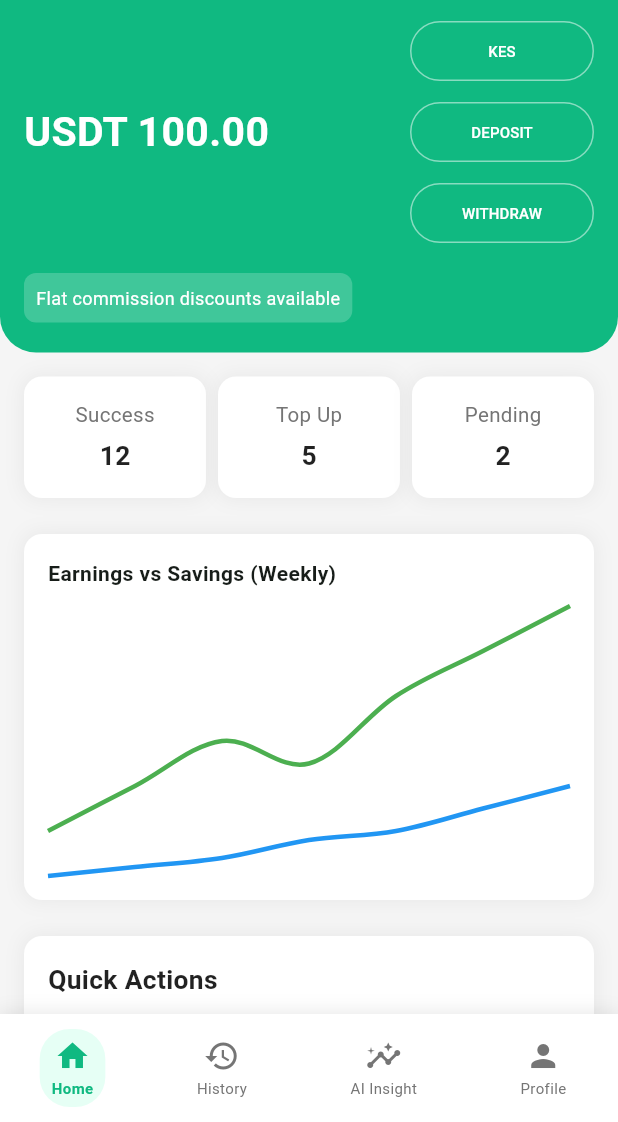
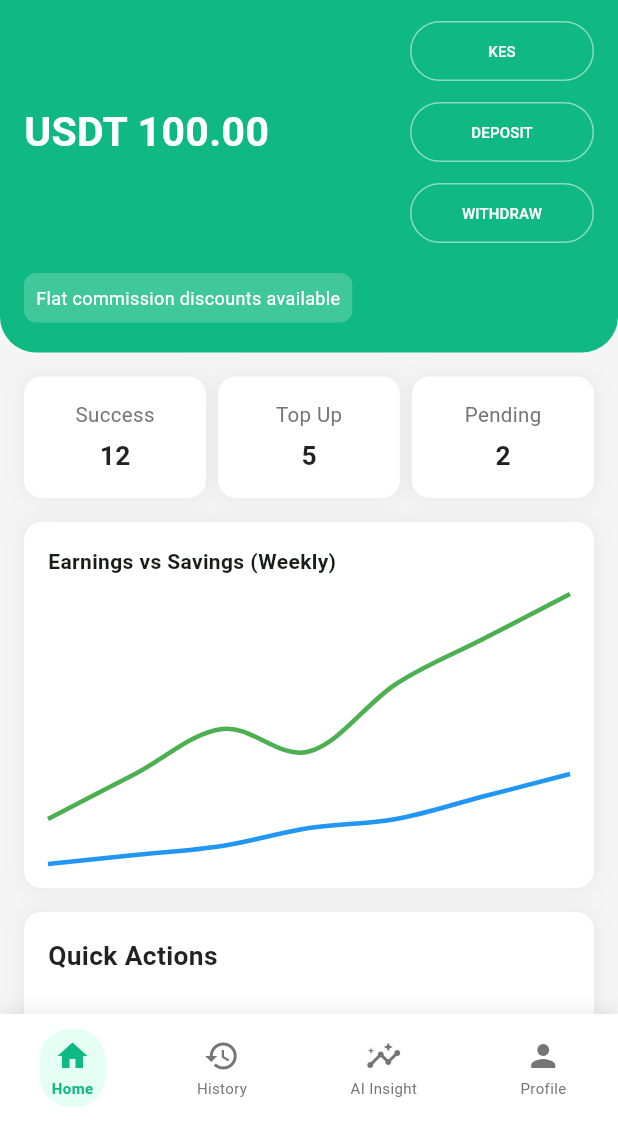
Before and after one commit to Veranzi/Jasho, a Flutter app: the DashBoardScreen screen opened by its route, after a tap on "USDT", on a phone screen of 412 x 824 dp, the part 114-1236 px from its top. Run offline on Flutter 3.47's test engine with Material 3 defaults, Android fonts, the phone set to English and light mode, and no system bars; drawn by our look-alikes of fl_chart; our stand-ins replace flutter_screenutil, intl_phone_field, printing, responsive_framework, shared_preferences; accounts and stored records are empty.

Commit message:
Refactor: Implement responsive dashboard and profile drawer layouts
Co-authored-by: leparitours <leparitours@gmail.com>

```diff
--- a/jashoo/lib/screens/dashboard/dashboard_screen.dart
+++ b/jashoo/lib/screens/dashboard/dashboard_screen.dart
@@ -82,21 +82,71 @@ class _DashBoardScreenState extends State<DashBoardScreen> {
           const SizedBox(height: 16),
           Padding(
             padding: const EdgeInsets.symmetric(horizontal: 16.0),
-            child: Column(
+            child: LayoutBuilder(
+              builder: (context, constraints) {
+                if (constraints.maxWidth > 600) {
+                  // Desktop/Tablet layout - rows
+                  return Column(
                     children: [
                       _buildStatusCards(),
+                      const SizedBox(height: 16),
+                      // First row: Chart and Quick Actions
+                      Row(
+                        crossAxisAlignment: CrossAxisAlignment.start,
+                        children: [
+                          Expanded(
+                            flex: 2,
+                            child: _buildEarningsSavingsChart(),
+                          ),
+                          const SizedBox(width: 16),
+                          Expanded(
+                            flex: 1,
+                            child: _buildServicesSection("Quick Actions", _quickActions),
+                          ),
+                        ],
+                      ),
+                      const SizedBox(height: 16),
+                      // Second row: Jobs shortcut and Insights
+                      Row(
+                        crossAxisAlignment: CrossAxisAlignment.start,
+                        children: [
+                          Expanded(
+                            flex: 2,
+                            child: _buildJobsShortcut(),
+                          ),
+                          const SizedBox(width: 16),
+                          Expanded(
+                            flex: 1,
+                            child: _buildInsightsCard(),
+                          ),
+                        ],
+                      ),
+                      const SizedBox(height: 16),
+                      // Third row: Task summary (full width)
+                      _buildTaskSummary(),
                       const SizedBox(height: 24),
+                    ],
+                  );
+                } else {
+                  // Mobile layout - columns
+                  return Column(
+                    children: [
+                      _buildStatusCards(),
+                      const SizedBox(height: 16),
                       _buildEarningsSavingsChart(),
+                      const SizedBox(height: 16),
+                      _buildServicesSection("Quick Actions", _quickActions),
+                      const SizedBox(height: 16),
+                      _buildJobsShortcut(),
+                      const SizedBox(height: 16),
+                      _buildInsightsCard(),
+                      const SizedBox(height: 16),
+                      _buildTaskSummary(),
                       const SizedBox(height: 24),
-                _buildServicesSection("Quick Actions", _quickActions),
-                const SizedBox(height: 24),
-                _buildJobsShortcut(),
-                const SizedBox(height: 24),
-                _buildInsightsCard(),
-                const SizedBox(height: 24),
-                _buildTaskSummary(),
-                const SizedBox(height: 24), // Extra padding at bottom
                     ],
+                  );
+                }
+              },
             ),
           ),
         ],
--- a/jashoo/lib/screens/dashboard/profile_drawer.dart
+++ b/jashoo/lib/screens/dashboard/profile_drawer.dart
@@ -20,28 +20,33 @@ class ProfileDrawer extends StatelessWidget {
                 margin: EdgeInsets.zero,
                 padding: const EdgeInsets.all(16),
                 decoration: const BoxDecoration(color: Color(0xFF10B981)),
-                child: Column(
-                  crossAxisAlignment: CrossAxisAlignment.start,
+                child: Row(
                   children: [
+                    // Profile image on the left
                     const CircleAvatar(
                       radius: 30,
                       backgroundColor: Colors.white,
                       child: Icon(Icons.person, size: 40, color: Color(0xFF10B981)),
                     ),
-                    const SizedBox(height: 10),
-                    Flexible(
-                      child: Text(
+                    const SizedBox(width: 16),
+                    // Name and work info on the right
+                    Expanded(
+                      child: Column(
+                        crossAxisAlignment: CrossAxisAlignment.start,
+                        mainAxisAlignment: MainAxisAlignment.center,
+                        children: [
+                          Text(
                             "John Doe",
                             style: TextStyle(
                               color: Colors.white,
                               fontSize: 18.sp,
-                          overflow: TextOverflow.ellipsis, // ✅ no horizontal overflow
+                              fontWeight: FontWeight.bold,
+                              overflow: TextOverflow.ellipsis,
                             ),
                             maxLines: 1,
                           ),
-                    ),
-                    Flexible(
-                      child: Text(
+                          const SizedBox(height: 4),
+                          Text(
                             "Gig Worker",
                             style: TextStyle(
                               color: Colors.white70,
@@ -49,6 +54,8 @@ class ProfileDrawer extends StatelessWidget {
                               overflow: TextOverflow.ellipsis,
                             ),
                             maxLines: 1,
+                          ),
+                        ],
                       ),
                     ),
                   ],
```
Lines whose indentation alone changed are shown as unchanged.
